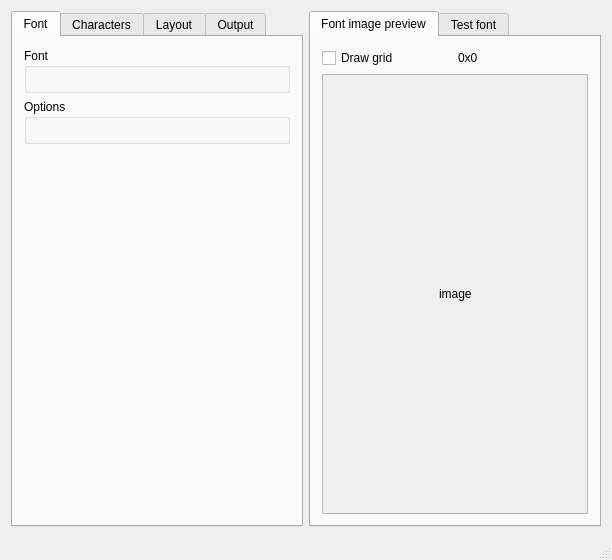
andryblack/fontbuilder, file fontbuilder.ui: the form before one commit.
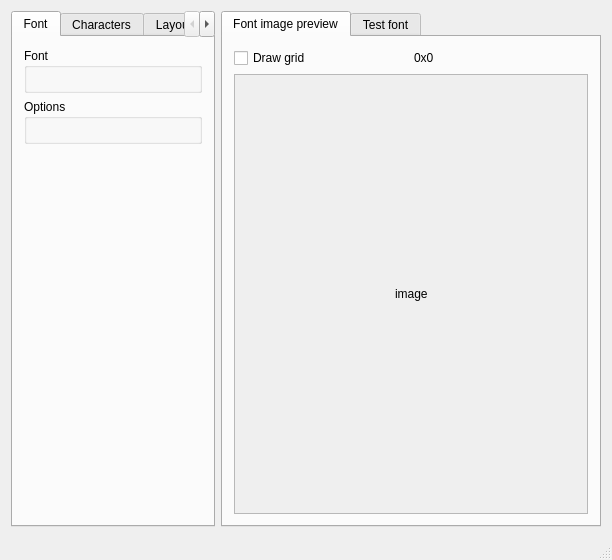
The form after the commit. The open tabs and pages were chosen to show the change. Custom widgets are drawn as their Qt base class.

Patch:
```diff
--- a/fontbuilder.ui
+++ b/fontbuilder.ui
@@ -18,10 +18,7 @@
    <locale language="English" country="UnitedStates"/>
   </property>
   <widget class="QWidget" name="centralWidget">
-   <layout class="QHBoxLayout" name="horizontalLayout" stretch="0,0,0">
-    <item>
-     <layout class="QVBoxLayout" name="verticalLayout"/>
-    </item>
+   <layout class="QHBoxLayout" name="horizontalLayout" stretch="0,1">
     <item>
      <widget class="QTabWidget" name="tabWidget">
       <property name="locale">
@@ -203,7 +200,7 @@
             <rect>
              <x>0</x>
              <y>0</y>
-             <width>264</width>
+             <width>358</width>
              <height>393</height>
             </rect>
            </property>
```
Left out of the diff: 2 changed lines with no effect on the pictures.
